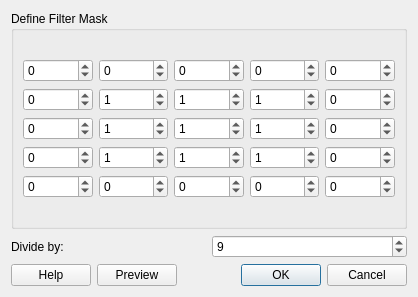
Old version of the form customfilterdialog.ui in the repository mbobowsk/DarQwin.
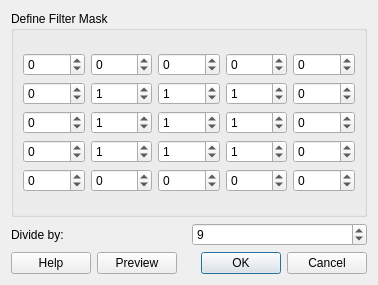
New version of the form.

What changed in the file:
```diff
--- a/customfilterdialog.ui
+++ b/customfilterdialog.ui
@@ -6,8 +6,8 @@
    <rect>
     <x>0</x>
     <y>0</y>
-    <width>418</width>
-    <height>297</height>
+    <width>378</width>
+    <height>285</height>
    </rect>
   </property>
   <property name="windowTitle">
```
